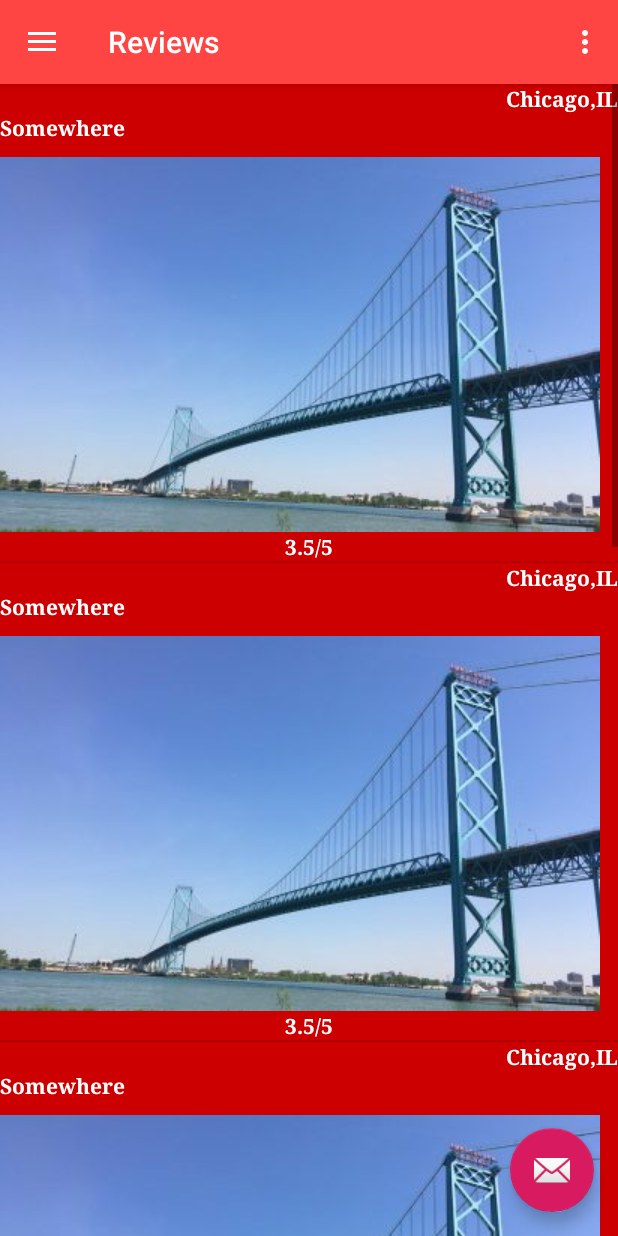
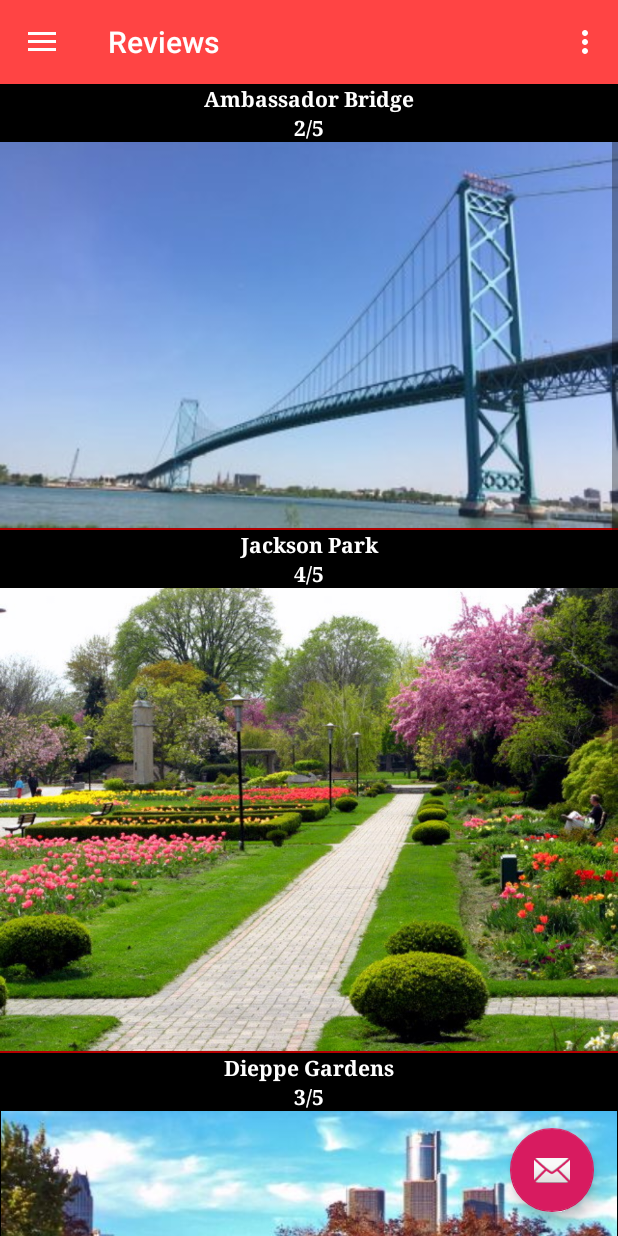
Before and after one commit to josephbumbacco/TouristApp, an Android app: the screen it shows after launch (MainActivity), in the side drawer, after a tap on "Reviews", on a phone screen of 412 x 824 dp. Run offline under Robolectric (Android 15) with nearby library versions, the phone set to English and light mode, and no system bars; our stand-ins replace navigation-ui.

Commit message:
#10 - Listview Navigation Added Diffrent images for different listview items Added naviagtion from listview to listview details Created listview Details fragment

```diff
--- a/app/src/main/java/com/example/touristapp/Locations.java
+++ b/app/src/main/java/com/example/touristapp/Locations.java
@@ -2,18 +2,29 @@ package com.example.touristapp;
 
 public class Locations {
     private String locationName;
-    private String locationDetails;
 
     private String locationRating;
+
+    private int locationImage;
 
 
     public Locations(){
     }
 
-    public Locations(String locationName, String locationDetails, String locationRating) {
+
+
+    public Locations(String locationName, String locationRating, int locationImage) {
         this.locationName = locationName;
-        this.locationDetails = locationDetails;
         this.locationRating = locationRating;
+        this.locationImage = locationImage;
+    }
+
+    public int getLocationImage() {
+        return locationImage;
+    }
+
+    public void setLocationImage(int locationImage) {
+        this.locationImage = locationImage;
     }
 
     public String getLocationName() {
@@ -24,13 +35,7 @@ public class Locations {
         this.locationName = locationName;
     }
 
-    public String getLocationDetails() {
-        return locationDetails;
-    }
 
-    public void setLocationDetails(String locationDetails) {
-        this.locationDetails = locationDetails;
-    }
 
     public String getLocationRating() {
         return locationRating;
--- a/app/src/main/java/com/example/touristapp/ReviewsFragment.java
+++ b/app/src/main/java/com/example/touristapp/ReviewsFragment.java
@@ -6,11 +6,13 @@ import android.os.Bundle;
 
 import androidx.annotation.NonNull;
 import androidx.fragment.app.Fragment;
+import androidx.navigation.Navigation;
 
 import android.view.LayoutInflater;
 import android.view.View;
 import android.view.ViewGroup;
 import android.widget.ArrayAdapter;
+import android.widget.ImageView;
 import android.widget.ListView;
 import android.widget.TextView;
 
@@ -23,6 +25,7 @@ import java.util.ArrayList;
 public class ReviewsFragment extends Fragment {
 
     ListView listView;
+    public static int locationNumber;
 
 
     public ReviewsFragment() {
@@ -39,12 +42,10 @@ public class ReviewsFragment extends Fragment {
         listView = view.findViewById(R.id.locationsList);
 
         final ArrayList<Locations> locations = new ArrayList<>();
-        locations.add(new Locations("Somewhere","Chicago,IL","3.5/5"));
-        locations.add(new Locations("Somewhere","Chicago,IL","3.5/5"));
-        locations.add(new Locations("Somewhere","Chicago,IL","3.5/5"));
-        locations.add(new Locations("Somewhere","Chicago,IL","3.5/5"));
-        locations.add(new Locations("Somewhere","Chicago,IL","3.5/5"));
-        locations.add(new Locations("Somewhere","Chicago,IL","3.5/5"));
+        locations.add(new Locations("Ambassador Bridge","2/5", R.drawable.bridge));
+        locations.add(new Locations("Jackson Park","4/5", R.drawable.jacksonpark));
+        locations.add(new Locations("Dieppe Gardens","3/5", R.drawable.gardens));
+        locations.add(new Locations("Willistead Park","5/5", R.drawable.willistead));
 
         //ArrayAdapter adapter = new ArrayAdapter(getContext(), android.R.layout.simple_list_item_1, locations);
 
@@ -64,20 +65,50 @@ public class ReviewsFragment extends Fragment {
         @Override
 
         public View getView(int position, View convertView, ViewGroup parent) {
-            Locations item = getItem(position);
+            final Locations item = getItem(position);
 
             if (convertView == null) {
                 convertView = LayoutInflater.from(getContext()).inflate(R.layout.listview_item, parent, false);
 
             }
-            TextView locationName = convertView.findViewById(R.id.topLeftText);
+            final TextView locationName = convertView.findViewById(R.id.topText);
             locationName.setText(item.getLocationName());
-
-            TextView locationDetails = convertView.findViewById(R.id.topRightText);
-            locationDetails.setText(item.getLocationDetails());
 
             TextView locationRating = convertView.findViewById(R.id.bottomText);
             locationRating.setText(item.getLocationRating());
+
+            ImageView locationImage = convertView.findViewById(R.id.locationImage);
+            locationImage.setImageResource(item.getLocationImage());
+
+
+            convertView.findViewById(R.id.locationImage).setOnClickListener(new View.OnClickListener() {
+                @Override
+                public void onClick(View v) {
+                    switch (item.getLocationName()) {
+
+                        case "Ambassador Bridge":
+                            locationNumber = 1;
+                            Navigation.findNavController(listView).navigate(R.id.action_nav_reviews_to_reviewsDetails);
+                            break;
+
+                        case "Jackson Park":
+                            locationNumber = 2;
+                            Navigation.findNavController(listView).navigate(R.id.action_nav_reviews_to_reviewsDetails);
+                            break;
+
+                        case "Dieppe Gardens":
+                            locationNumber = 3;
+                            Navigation.findNavController(listView).navigate(R.id.action_nav_reviews_to_reviewsDetails);
+                            break;
+
+                        case "Willistead Park":
+                            locationNumber = 4;
+                            Navigation.findNavController(listView).navigate(R.id.action_nav_reviews_to_reviewsDetails);
+                            break;
+
+                    }
+                }
+            });
 
             return convertView;
         }
--- a/app/src/main/res/layout/listview_item.xml
+++ b/app/src/main/res/layout/listview_item.xml
@@ -6,43 +6,24 @@
     android:orientation="vertical">
 
     <TextView
-        android:id="@+id/topRightText"
-        android:layout_width="match_parent"
-        android:layout_height="wrap_content"
-        android:layout_gravity="right|top"
-        android:layout_weight="0"
-        android:fontFamily="serif"
-        android:gravity="right|top"
-        android:text="topRightText"
-        android:textColor="@android:color/background_light"
-        android:textStyle="bold" />
-
-    <TextView
-        android:id="@+id/topLeftText"
+        android:id="@+id/topText"
         android:layout_width="match_parent"
         android:layout_height="wrap_content"
         android:layout_gravity="top|left"
         android:layout_weight="0"
+        android:background="@android:color/background_dark"
         android:fontFamily="serif"
         android:text="topLeftText"
+        android:textAlignment="center"
         android:textColor="@android:color/background_light"
         android:textStyle="bold" />
-
-    <ImageView
-        android:id="@+id/imageView2"
-        android:layout_width="wrap_content"
-        android:layout_height="wrap_content"
-        android:layout_weight="0"
-        android:adjustViewBounds="true"
-        android:cropToPadding="true"
-        android:paddingTop="10dp"
-        app:srcCompat="@drawable/bridge" />
 
     <TextView
         android:id="@+id/bottomText"
         android:layout_width="match_parent"
         android:layout_height="wrap_content"
         android:layout_weight="0"
+        android:background="@android:color/background_dark"
         android:fontFamily="serif"
         android:text="bottomText"
         android:textAlignment="center"
@@ -50,4 +31,14 @@
         android:textSize="14sp"
         android:textStyle="bold" />
 
+    <ImageView
+        android:id="@+id/locationImage"
+        android:layout_width="match_parent"
+        android:layout_height="wrap_content"
+        android:layout_weight="0"
+        android:adjustViewBounds="true"
+        android:background="@android:color/background_dark"
+        android:cropToPadding="false"
+        app:srcCompat="@drawable/bridge" />
+
 </LinearLayout>
--- a/app/src/main/res/navigation/mobile_navigation.xml
+++ b/app/src/main/res/navigation/mobile_navigation.xml
@@ -15,6 +15,15 @@
         android:id="@+id/nav_reviews"
         android:name="com.example.touristapp.ReviewsFragment"
         android:label="Reviews"
-        tools:layout="@layout/fragment_reviews" />
+        tools:layout="@layout/fragment_reviews" >
+        <action
+            android:id="@+id/action_nav_reviews_to_reviewsDetails"
+            app:destination="@id/reviewsDetails" />
+    </fragment>
+    <fragment
+        android:id="@+id/reviewsDetails"
+        android:name="com.example.touristapp.ReviewsDetails"
+        android:label="Reviews"
+        tools:layout="@layout/fragment_reviews_details" />
 
 </navigation>
```
Also changed, not shown: app/src/main/java/com/example/touristapp/ReviewsDetails.java (added, +80 -0 lines), app/src/main/res/layout/fragment_reviews_details.xml (added, +42 -0 lines).
